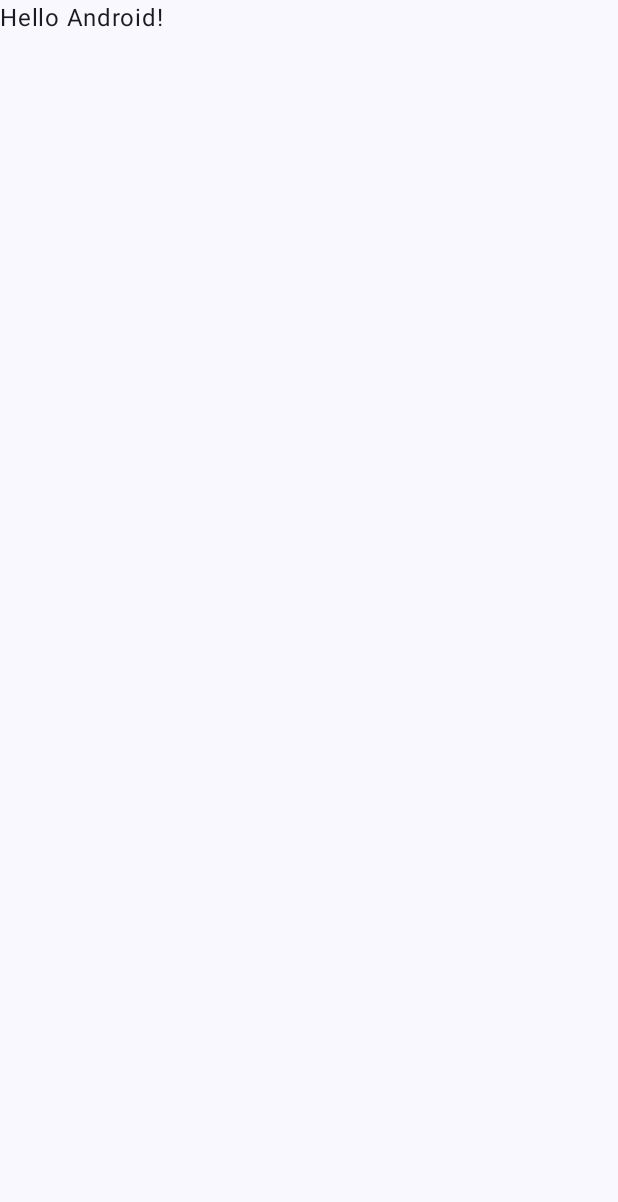
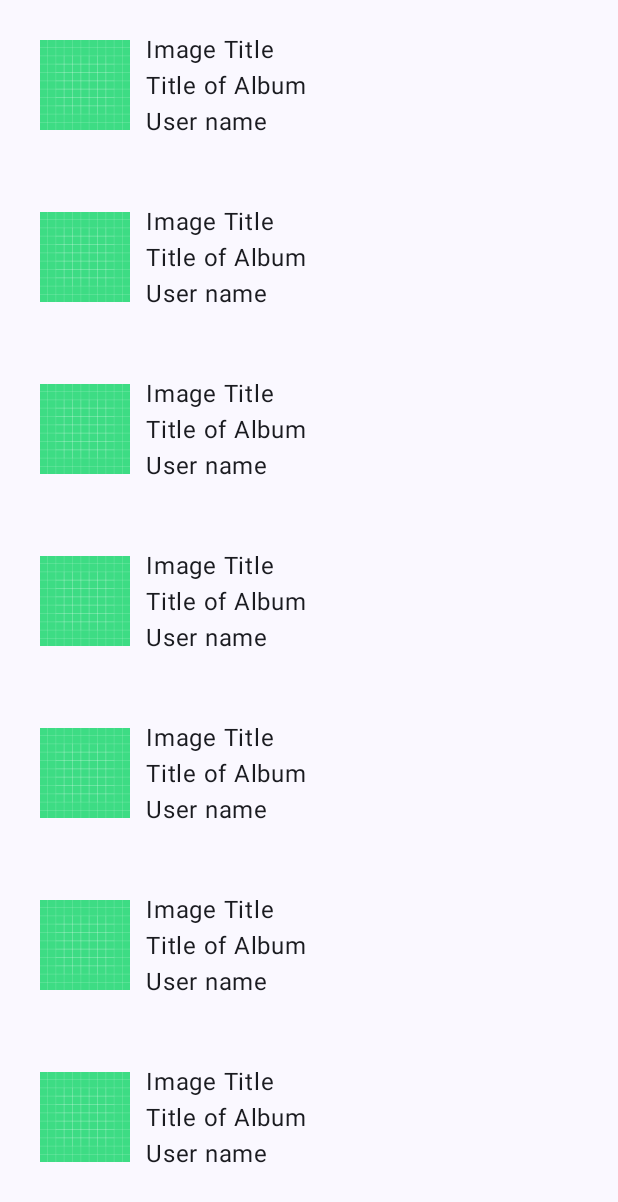
Before and after one commit to HasibPrince/Samsung-Album-Showcase, an Android app built with Jetpack Compose: the screen it shows after launch (MainActivity), on a phone screen of 412 x 824 dp. Before the commit the part shown is almost empty. Shown: the top 1202 px of the screen. Run offline under Robolectric (Android 15) with nearby library versions, the phone set to English and light mode, and no system bars.

Commit message:
feat: initial UI

```diff
--- a/app/src/main/java/com/hasib/samsungalbumshowcase/MainActivity.kt
+++ b/app/src/main/java/com/hasib/samsungalbumshowcase/MainActivity.kt
@@ -4,13 +4,23 @@ import android.os.Bundle
 import androidx.activity.ComponentActivity
 import androidx.activity.compose.setContent
 import androidx.activity.enableEdgeToEdge
+import androidx.compose.foundation.Image
+import androidx.compose.foundation.layout.Box
+import androidx.compose.foundation.layout.Column
+import androidx.compose.foundation.layout.PaddingValues
+import androidx.compose.foundation.layout.Row
 import androidx.compose.foundation.layout.fillMaxSize
+import androidx.compose.foundation.layout.height
 import androidx.compose.foundation.layout.padding
+import androidx.compose.foundation.layout.width
+import androidx.compose.foundation.lazy.LazyColumn
 import androidx.compose.material3.Scaffold
 import androidx.compose.material3.Text
 import androidx.compose.runtime.Composable
 import androidx.compose.ui.Modifier
+import androidx.compose.ui.res.painterResource
 import androidx.compose.ui.tooling.preview.Preview
+import androidx.compose.ui.unit.dp
 import com.hasib.samsungalbumshowcase.ui.theme.SamsungAlbumShowcaseTheme
 
 class MainActivity : ComponentActivity() {
@@ -20,28 +30,44 @@ class MainActivity : ComponentActivity() {
         setContent {
             SamsungAlbumShowcaseTheme {
                 Scaffold(modifier = Modifier.fillMaxSize()) { innerPadding ->
-                    Greeting(
-                        name = "Android",
-                        modifier = Modifier.padding(innerPadding)
-                    )
-                }
+                    AlbumList(modifier = Modifier, innerPadding)
                 }
             }
         }
     }
 
     @Composable
-fun Greeting(name: String, modifier: Modifier = Modifier) {
-    Text(
-        text = "Hello $name!",
-        modifier = modifier
+    private fun AlbumList(modifier: Modifier = Modifier, innerPadding: PaddingValues) {
+        LazyColumn(modifier = Modifier.padding(innerPadding)) {
+            items(100) {
+                ItemAlbum(modifier = modifier)
+            }
+        }
+    }
+
+    @Composable
+    private fun ItemAlbum(modifier: Modifier) {
+        Box(modifier = modifier.padding(16.dp)) {
+            Row(modifier = modifier.padding(5.dp)) {
+                Image(
+                    painter = painterResource(id = R.drawable.ic_launcher_background),
+                    contentDescription = null,
+                    modifier = modifier.padding(5.dp).width(60.dp).height(60.dp)
                 )
+                Column (modifier = modifier.padding(horizontal = 5.dp)) {
+                    Text("Image Title")
+                    Text("Title of Album")
+                    Text("User name")
+                }
+            }
+        }
     }
 
     @Preview(showBackground = true)
     @Composable
     fun GreetingPreview() {
         SamsungAlbumShowcaseTheme {
-        Greeting("Android")
+            AlbumList(Modifier, PaddingValues(5.dp))
         }
     }
+}
```
Lines whose indentation alone changed are shown as unchanged.
